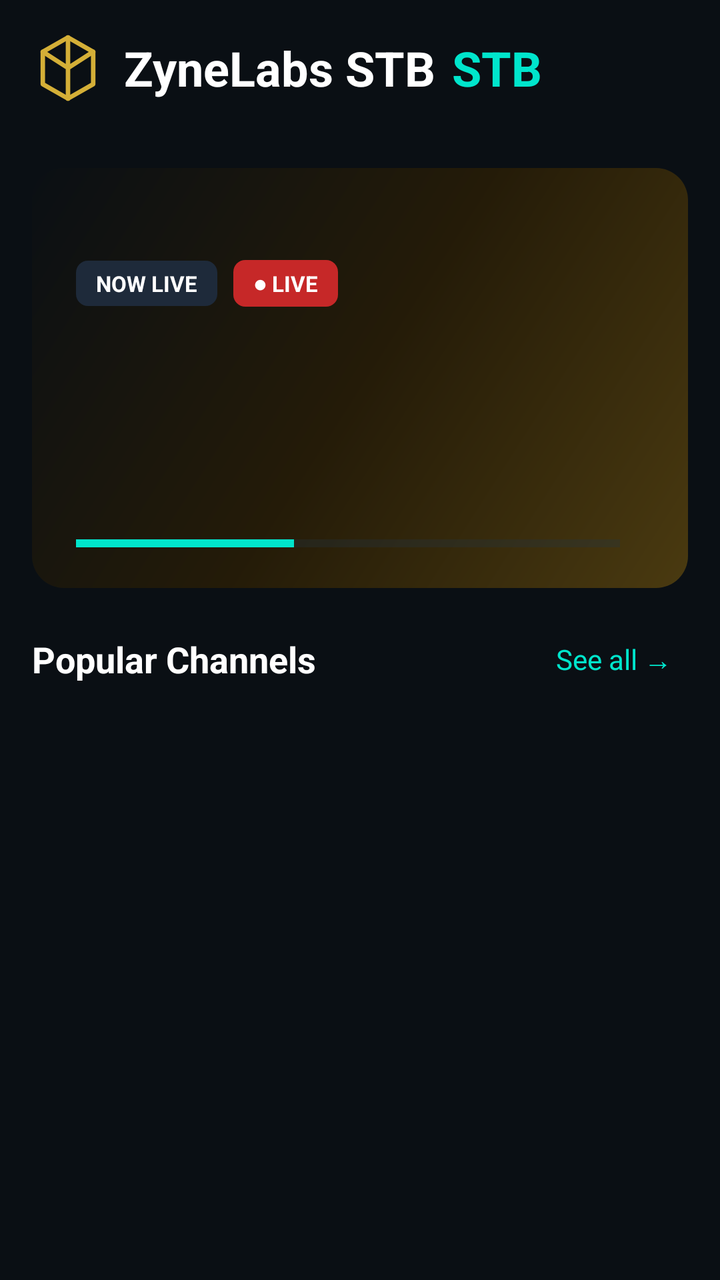
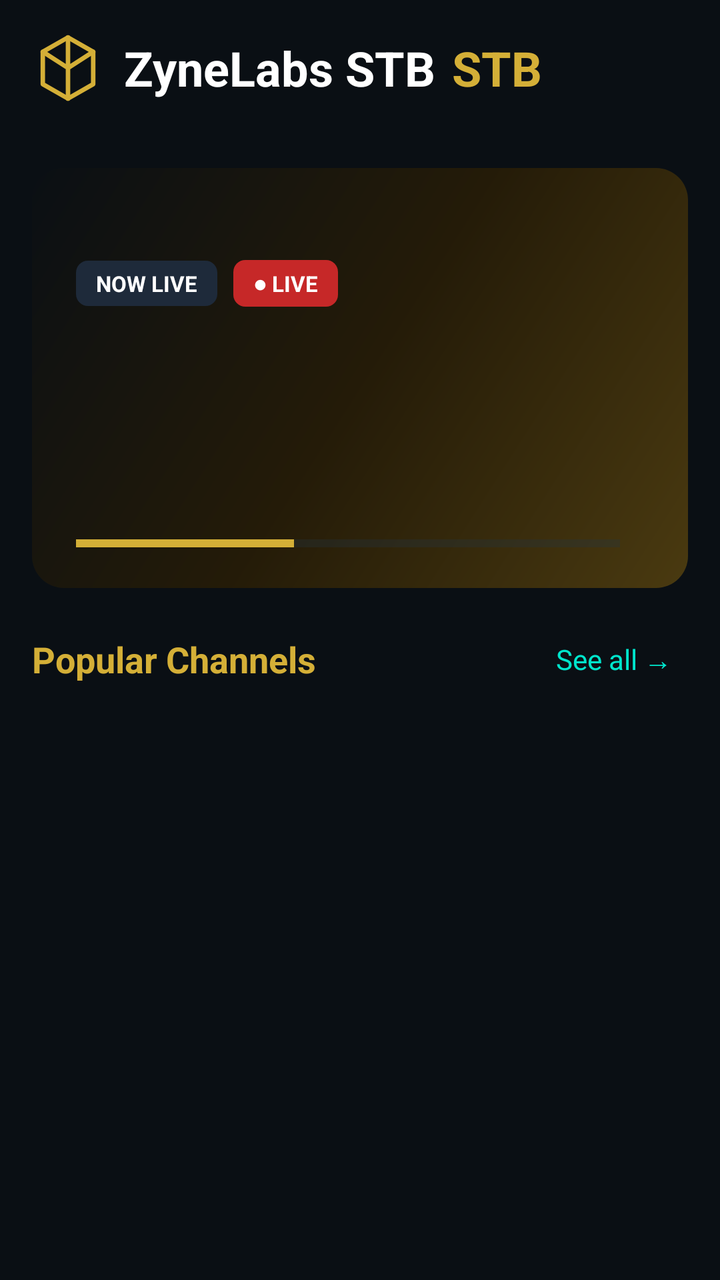

The first picture is an Android layout as it rendered before a commit; the second is the same layout after the commit. The layout source and the unified diff follow.
<!-- AndroidManifest.xml: application theme Theme.ZyneLabsSTB -->
<!-- res/layout/activity_home.xml -->
<?xml version="1.0" encoding="utf-8"?>
<LinearLayout xmlns:android="http://schemas.android.com/apk/res/android"
    android:layout_width="match_parent"
    android:layout_height="match_parent"
    android:background="@color/background"
    android:orientation="vertical">

    
    <LinearLayout
        android:layout_width="match_parent"
        android:layout_height="wrap_content"
        android:gravity="center_vertical"
        android:orientation="horizontal"
        android:padding="16dp">

        <ImageView
            android:layout_width="36dp"
            android:layout_height="36dp"
            android:src="@drawable/header_logo" />

        <TextView
            android:layout_width="wrap_content"
            android:layout_height="wrap_content"
            android:layout_marginStart="10dp"
            android:text="@string/app_name"
            android:textColor="@color/text_primary"
            android:textSize="24sp"
            android:textStyle="bold" />

        <TextView
            android:layout_width="wrap_content"
            android:layout_height="wrap_content"
            android:layout_marginStart="8dp"
            android:text="STB"
            android:textColor="@color/teal"
            android:textSize="24sp"
            android:textStyle="bold" />

        <Space
            android:layout_width="0dp"
            android:layout_height="1dp"
            android:layout_weight="1" />

        
        <LinearLayout
            android:id="@+id/headerUserBox"
            android:layout_width="wrap_content"
            android:layout_height="wrap_content"
            android:gravity="end"
            android:orientation="vertical"
            android:visibility="gone">

            <TextView
                android:id="@+id/tvHeaderDate"
                android:layout_width="wrap_content"
                android:layout_height="wrap_content"
                android:textColor="@color/text_primary"
                android:textSize="13sp" />

            <TextView
                android:layout_width="wrap_content"
                android:layout_height="wrap_content"
                android:text="ZONE 1 • User"
                android:textColor="@color/text_secondary"
                android:textSize="12sp" />
        </LinearLayout>

        <FrameLayout
            android:id="@+id/headerProfile"
            android:layout_width="40dp"
            android:layout_height="40dp"
            android:layout_marginStart="10dp"
            android:background="@drawable/profile_circle"
            android:visibility="gone">

            <TextView
                android:layout_width="wrap_content"
                android:layout_height="wrap_content"
                android:layout_gravity="center"
                android:text="👤"
                android:textColor="@color/teal"
                android:textSize="18sp" />
        </FrameLayout>
    </LinearLayout>

    
    <LinearLayout
        android:layout_width="match_parent"
        android:layout_height="0dp"
        android:layout_weight="1"
        android:orientation="horizontal">

        
        <LinearLayout
            android:id="@+id/sidebar"
            android:layout_width="240dp"
            android:layout_height="match_parent"
            android:background="#0E1826"
            android:orientation="vertical"
            android:padding="16dp"
            android:visibility="gone">

            <TextView
                android:layout_width="wrap_content"
                android:layout_height="wrap_content"
                android:layout_gravity="center_horizontal"
                android:layout_marginBottom="20dp"
                android:letterSpacing="0.3"
                android:text="NAVIGATION"
                android:textColor="@color/teal"
                android:textSize="12sp" />

            <LinearLayout
                android:id="@+id/navContainer"
                android:layout_width="match_parent"
                android:layout_height="wrap_content"
                android:orientation="vertical" />

            <Space
                android:layout_width="match_parent"
                android:layout_height="0dp"
                android:layout_weight="1" />

            <TextView
                android:id="@+id/tvPortalInfo"
                android:layout_width="wrap_content"
                android:layout_height="wrap_content"
                android:textColor="@color/text_secondary"
                android:textSize="11sp" />
        </LinearLayout>

        
        <androidx.core.widget.NestedScrollView
            android:layout_width="0dp"
            android:layout_height="match_parent"
            android:layout_weight="1"
            android:clipToPadding="false"
            android:fillViewport="true">

            <LinearLayout
                android:layout_width="match_parent"
                android:layout_height="wrap_content"
                android:orientation="vertical"
                android:padding="16dp">

                
                <FrameLayout
                    android:id="@+id/banner"
                    android:layout_width="match_parent"
                    android:layout_height="210dp"
                    android:layout_marginBottom="18dp"
                    android:background="@drawable/banner_bg"
                    android:clickable="true"
                    android:focusable="true">

                    <LinearLayout
                        android:layout_width="match_parent"
                        android:layout_height="match_parent"
                        android:gravity="center_vertical"
                        android:orientation="vertical"
                        android:padding="22dp">

                        <LinearLayout
                            android:layout_width="wrap_content"
                            android:layout_height="wrap_content"
                            android:gravity="center_vertical"
                            android:orientation="horizontal">

                            <TextView
                                android:layout_width="wrap_content"
                                android:layout_height="wrap_content"
                                android:background="@drawable/badge_dim"
                                android:paddingStart="10dp"
                                android:paddingEnd="10dp"
                                android:paddingTop="4dp"
                                android:paddingBottom="4dp"
                                android:text="NOW LIVE"
                                android:textColor="@color/text_primary"
                                android:textSize="11sp"
                                android:textStyle="bold" />

                            <TextView
                                android:layout_width="wrap_content"
                                android:layout_height="wrap_content"
                                android:layout_marginStart="8dp"
                                android:background="@drawable/badge_live"
                                android:paddingStart="10dp"
                                android:paddingEnd="10dp"
                                android:paddingTop="4dp"
                                android:paddingBottom="4dp"
                                android:text="● LIVE"
                                android:textColor="#FFFFFF"
                                android:textSize="11sp"
                                android:textStyle="bold" />
                        </LinearLayout>

                        <TextView
                            android:id="@+id/tvBannerTitle"
                            android:layout_width="wrap_content"
                            android:layout_height="wrap_content"
                            android:layout_marginTop="10dp"
                            android:ellipsize="end"
                            android:maxLines="2"
                            android:textColor="@color/text_primary"
                            android:textSize="26sp"
                            android:textStyle="bold" />

                        <TextView
                            android:id="@+id/tvBannerSubtitle"
                            android:layout_width="wrap_content"
                            android:layout_height="wrap_content"
                            android:layout_marginTop="6dp"
                            android:ellipsize="end"
                            android:maxLines="1"
                            android:textColor="@color/text_secondary"
                            android:textSize="13sp" />

                        <TextView
                            android:id="@+id/tvBannerMeta"
                            android:layout_width="wrap_content"
                            android:layout_height="wrap_content"
                            android:layout_marginTop="8dp"
                            android:textColor="@color/teal"
                            android:textSize="13sp" />
                    </LinearLayout>

                    
                    <LinearLayout
                        android:layout_width="match_parent"
                        android:layout_height="wrap_content"
                        android:layout_gravity="bottom"
                        android:gravity="center_vertical"
                        android:orientation="horizontal"
                        android:paddingStart="22dp"
                        android:paddingEnd="22dp"
                        android:paddingBottom="14dp">

                        <ProgressBar
                            android:id="@+id/bannerProgress"
                            style="?android:attr/progressBarStyleHorizontal"
                            android:layout_width="0dp"
                            android:layout_height="6dp"
                            android:layout_weight="1"
                            android:max="100"
                            android:progress="40"
                            android:progressTint="@color/teal"
                            android:progressBackgroundTint="#233646" />

                        <TextView
                            android:id="@+id/tvBannerTime"
                            android:layout_width="wrap_content"
                            android:layout_height="wrap_content"
                            android:layout_marginStart="12dp"
                            android:textColor="@color/text_secondary"
                            android:textSize="12sp" />
                    </LinearLayout>
                </FrameLayout>

                
                <LinearLayout
                    android:id="@+id/popularHeader"
                    android:layout_width="match_parent"
                    android:layout_height="wrap_content"
                    android:layout_marginBottom="10dp"
                    android:gravity="center_vertical"
                    android:orientation="horizontal">

                    <TextView
                        android:layout_width="wrap_content"
                        android:layout_height="wrap_content"
                        android:text="Popular Channels"
                        android:textColor="@color/text_primary"
                        android:textSize="18sp"
                        android:textStyle="bold" />

                    <Space
                        android:layout_width="0dp"
                        android:layout_height="1dp"
                        android:layout_weight="1" />

                    <TextView
                        android:id="@+id/tvSeeAll"
                        android:layout_width="wrap_content"
                        android:layout_height="wrap_content"
                        android:clickable="true"
                        android:focusable="true"
                        android:padding="8dp"
                        android:text="See all →"
                        android:textColor="@color/teal"
                        android:textSize="14sp" />
                </LinearLayout>

                <androidx.recyclerview.widget.RecyclerView
                    android:id="@+id/popularRecycler"
                    android:layout_width="match_parent"
                    android:layout_height="wrap_content"
                    android:layout_marginBottom="18dp"
                    android:clipToPadding="false"
                    android:nestedScrollingEnabled="false" />

                
                <FrameLayout
                    android:layout_width="match_parent"
                    android:layout_height="wrap_content"
                    android:minHeight="200dp">

                    <androidx.recyclerview.widget.RecyclerView
                        android:id="@+id/rowsRecycler"
                        android:layout_width="match_parent"
                        android:layout_height="wrap_content"
                        android:clipToPadding="false"
                        android:nestedScrollingEnabled="false" />

                    <ProgressBar
                        android:id="@+id/progressBar"
                        android:layout_width="wrap_content"
                        android:layout_height="wrap_content"
                        android:layout_gravity="center"
                        android:visibility="gone" />

                    <LinearLayout
                        android:id="@+id/errorBox"
                        android:layout_width="wrap_content"
                        android:layout_height="wrap_content"
                        android:layout_gravity="center"
                        android:gravity="center"
                        android:orientation="vertical"
                        android:visibility="gone">

                        <TextView
                            android:id="@+id/tvError"
                            android:layout_width="wrap_content"
                            android:layout_height="wrap_content"
                            android:gravity="center"
                            android:textColor="@color/text_secondary"
                            android:textSize="16sp" />

                        <Button
                            android:id="@+id/btnRetry"
                            android:layout_width="wrap_content"
                            android:layout_height="wrap_content"
                            android:layout_marginTop="16dp"
                            android:text="@string/retry" />
                    </LinearLayout>
                </FrameLayout>
            </LinearLayout>
        </androidx.core.widget.NestedScrollView>
    </LinearLayout>

    
    <TextView
        android:id="@+id/tvDpadHints"
        android:layout_width="match_parent"
        android:layout_height="wrap_content"
        android:gravity="center"
        android:padding="10dp"
        android:text="• Press OK to watch   • Press MENU for options   • Use D-PAD to navigate"
        android:textColor="@color/teal"
        android:textSize="13sp"
        android:visibility="gone" />

    
    <LinearLayout
        android:id="@+id/bottomNav"
        android:layout_width="match_parent"
        android:layout_height="68dp"
        android:background="#0E1826"
        android:gravity="center_vertical"
        android:orientation="horizontal"
        android:paddingStart="8dp"
        android:paddingEnd="8dp"
        android:visibility="gone" />
</LinearLayout>
<!-- resources referenced by this layout -->
<resources>
  <color name="background">#0A0F14</color>
  <color name="teal">#00E5CC</color>
  <color name="text_primary">#FFFFFF</color>
  <color name="text_secondary">#B0BEC5</color>
  <!-- drawable badge_dim (drawable) -->
  <?xml version="1.0" encoding="utf-8"?>
  <shape xmlns:android="http://schemas.android.com/apk/res/android"
      android:shape="rectangle">
      <solid android:color="#1E2A3A" />
      <corners android:radius="6dp" />
  </shape>
  <!-- drawable badge_live (drawable) -->
  <?xml version="1.0" encoding="utf-8"?>
  <shape xmlns:android="http://schemas.android.com/apk/res/android"
      android:shape="rectangle">
      <solid android:color="#C62828" />
      <corners android:radius="6dp" />
  </shape>
  <!-- drawable banner_bg (drawable) -->
  <?xml version="1.0" encoding="utf-8"?>
  <shape xmlns:android="http://schemas.android.com/apk/res/android"
      android:shape="rectangle">
      <gradient
          android:angle="135"
          android:startColor="#4A3A10"
          android:centerColor="#241B08"
          android:endColor="#0A0F14" />
      <corners android:radius="16dp" />
  </shape>
  <!-- drawable header_logo (drawable) -->
  <?xml version="1.0" encoding="utf-8"?>
  <vector xmlns:android="http://schemas.android.com/apk/res/android"
      android:width="40dp"
      android:height="40dp"
      android:viewportWidth="40"
      android:viewportHeight="40">
      <path
          android:strokeColor="@color/gold"
          android:strokeWidth="2.5"
          android:strokeLineJoin="round"
          android:pathData="M20,3 L34,11 L34,29 L20,37 L6,29 L6,11 Z" />
      <path
          android:strokeColor="@color/gold"
          android:strokeWidth="2.5"
          android:strokeLineCap="round"
          android:pathData="M20,3 L20,20 L34,11 M20,20 L6,11 M20,20 L20,37" />
  </vector>
  <!-- drawable profile_circle (drawable) -->
  <?xml version="1.0" encoding="utf-8"?>
  <shape xmlns:android="http://schemas.android.com/apk/res/android"
      android:shape="oval">
      <stroke android:width="2dp" android:color="@color/gold" />
      <solid android:color="@android:color/transparent" />
  </shape>
  <string name="app_name">ZyneLabs STB</string>
  <string name="retry">Retry</string>
  <style name="Theme.ZyneLabsSTB" parent="Theme.Material3.Dark.NoActionBar">
          <item name="colorPrimary">@color/gold</item>
          <item name="colorOnPrimary">@color/background</item>
          <item name="colorSecondary">@color/teal</item>
          <item name="android:windowBackground">@color/background</item>
          <item name="android:statusBarColor">@color/background</item>
          <item name="android:navigationBarColor">@color/background</item>
          <item name="android:textColorPrimary">@color/text_primary</item>
      </style>
  <color name="gold">#D4AF37</color>
</resources>

<!-- the commit's change to res/layout/activity_home.xml (unified diff, before → after) -->
@@ -32,7 +32,7 @@
             android:layout_height="wrap_content"
             android:layout_marginStart="8dp"
             android:text="STB"
-            android:textColor="@color/teal"
+            android:textColor="@color/gold"
             android:textSize="24sp"
             android:textStyle="bold" />
 
@@ -78,7 +78,7 @@
                 android:layout_height="wrap_content"
                 android:layout_gravity="center"
                 android:text="👤"
-                android:textColor="@color/teal"
+                android:textColor="@color/gold"
                 android:textSize="18sp" />
         </FrameLayout>
     </LinearLayout>
@@ -107,7 +107,7 @@
                 android:layout_marginBottom="20dp"
                 android:letterSpacing="0.3"
                 android:text="NAVIGATION"
-                android:textColor="@color/teal"
+                android:textColor="@color/gold"
                 android:textSize="12sp" />
 
             <LinearLayout
@@ -243,7 +243,7 @@
                             android:layout_weight="1"
                             android:max="100"
                             android:progress="40"
-                            android:progressTint="@color/teal"
+                            android:progressTint="@color/gold"
                             android:progressBackgroundTint="#233646" />
 
                         <TextView
@@ -269,7 +269,7 @@
                         android:layout_width="wrap_content"
                         android:layout_height="wrap_content"
                         android:text="Popular Channels"
-                        android:textColor="@color/text_primary"
+                        android:textColor="@color/gold"
                         android:textSize="18sp"
                         android:textStyle="bold" />
 
